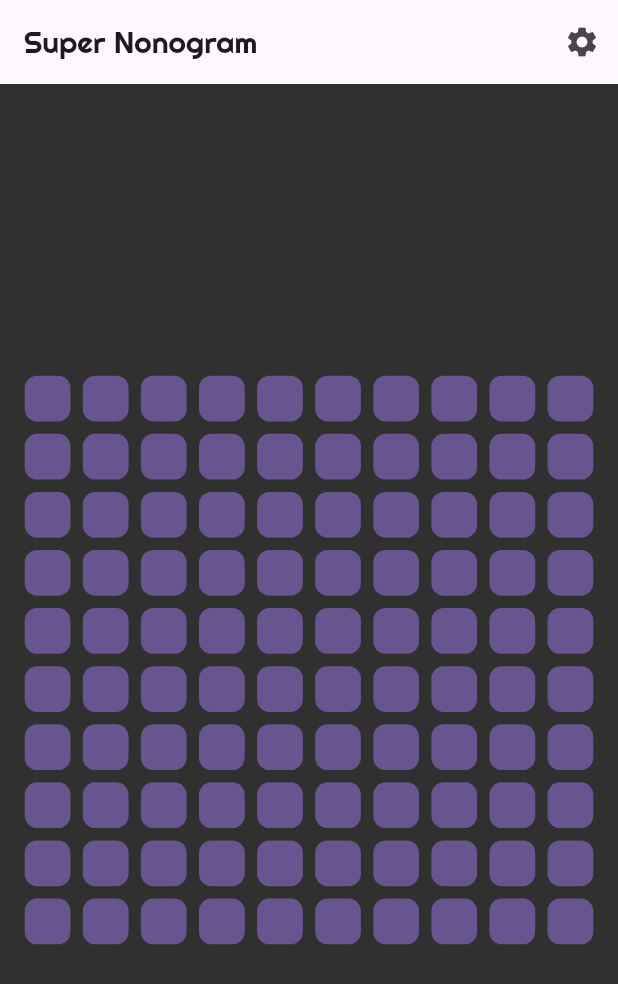
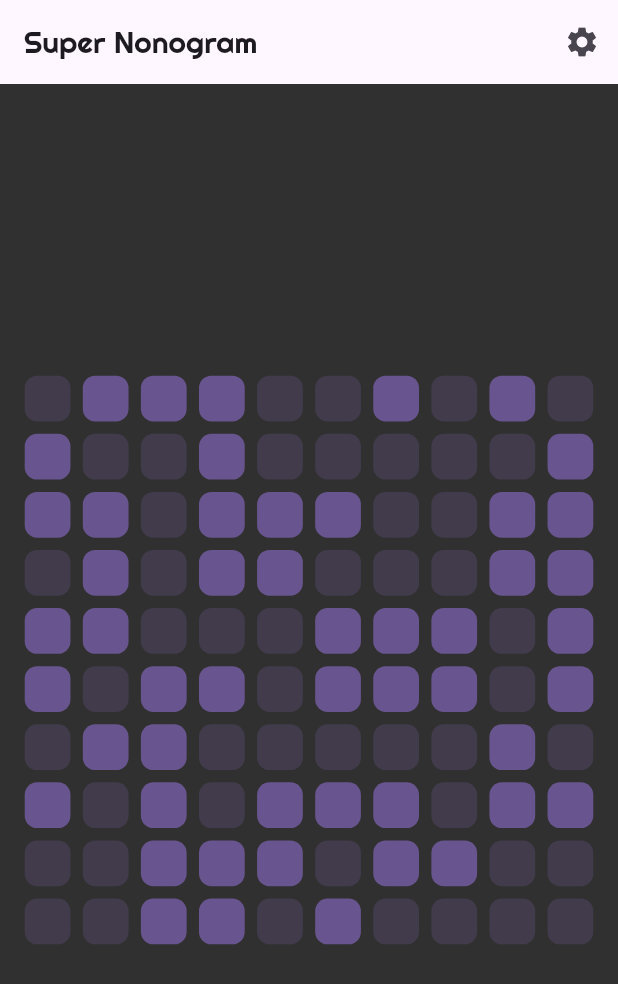
Before and after one commit to adil192/super_nonogram, a Flutter app: the PlayPage screen opened by its route, on a phone screen of 412 x 824 dp. Shown: the top 984 px of the screen. Run offline on Flutter 3.47's test engine with Material 2 defaults, Android fonts, the phone set to English and light mode, and no system bars; our stand-ins replace go_router, google_fonts.

Commit message:
feat: select random tiles

```diff
--- a/lib/components/board/board.dart
+++ b/lib/components/board/board.dart
@@ -1,6 +1,7 @@
 import 'dart:math';
 
 import 'package:flutter/material.dart';
+import 'package:super_nonogram/components/board/tile.dart';
 
 class Board extends StatefulWidget {
   const Board({super.key});
@@ -15,7 +16,7 @@ class _BoardState extends State<Board> {
 
   @override
   Widget build(BuildContext context) {
-    final colorScheme = Theme.of(context).colorScheme;
+    final r = Random(12);
     return FittedBox(
       child: SizedBox(
         width: 50.0 * width,
@@ -29,12 +30,7 @@ class _BoardState extends State<Board> {
             crossAxisSpacing: 10,
           ),
           padding: const EdgeInsets.all(20),
-          itemBuilder: (context, index) => Container(
-            decoration: BoxDecoration(
-              borderRadius: BorderRadius.circular(10),
-              color: colorScheme.primary,
-            ),
-          ),
+          itemBuilder: (context, index) => Tile(selected: r.nextBool()),
         ),
       ),
     );
--- /dev/null
+++ b/lib/components/board/tile.dart
@@ -0,0 +1,21 @@
+import 'package:flutter/material.dart';
+
+class Tile extends StatelessWidget {
+  const Tile({
+    super.key,
+    required this.selected,
+  });
+
+  final bool selected;
+
+  @override
+  Widget build(BuildContext context) {
+    final colorScheme = Theme.of(context).colorScheme;
+    return Container(
+      decoration: BoxDecoration(
+        borderRadius: BorderRadius.circular(10),
+        color: selected ? colorScheme.primary : colorScheme.primary.withOpacity(0.3),
+      ),
+    );
+  }
+}
```
